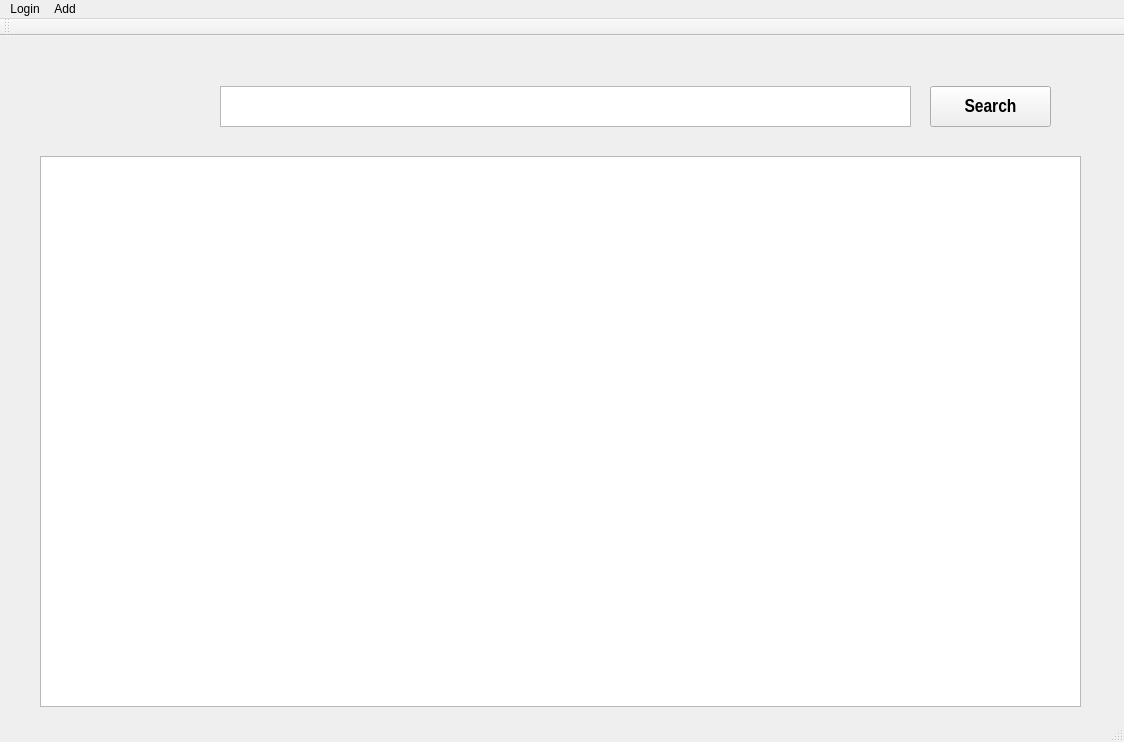
Qt form BookManagement/BookManagement/mainwindow.ui (yewl1110/opensourceSW) before a commit.
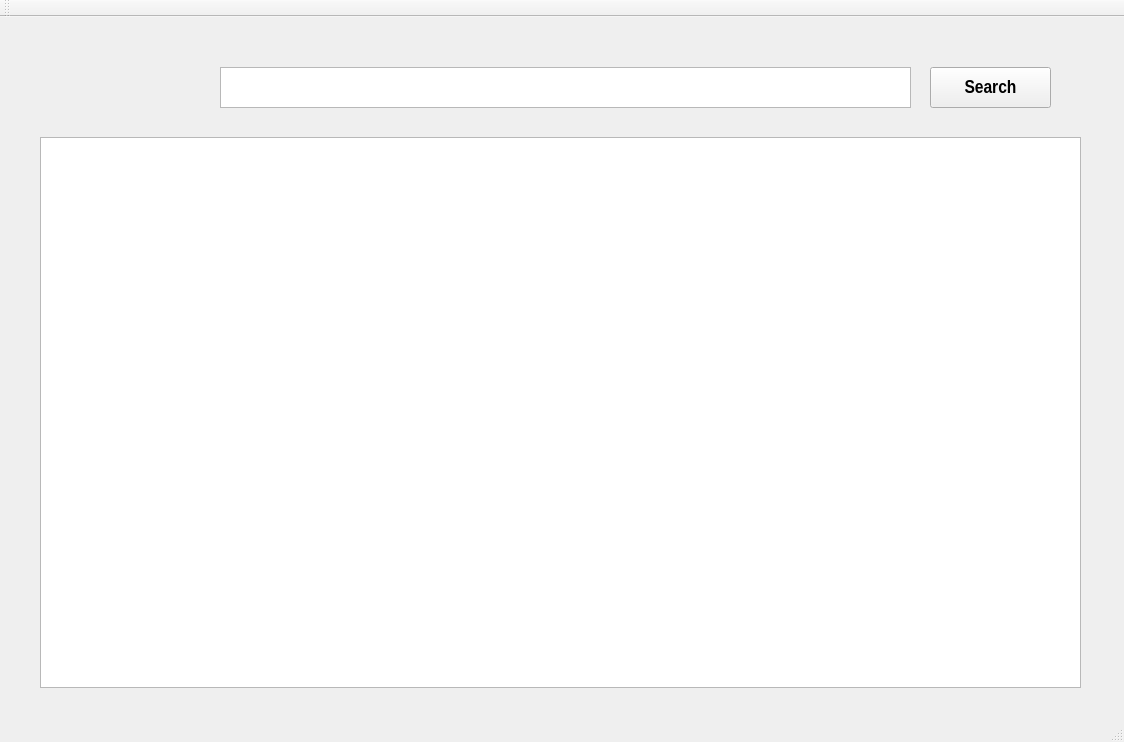
The same form after that commit.

The edit to the form file:
```diff
--- a/BookManagement/BookManagement/mainwindow.ui
+++ b/BookManagement/BookManagement/mainwindow.ui
@@ -75,6 +75,15 @@
     </property>
    </widget>
   </widget>
+  <widget class="QToolBar" name="mainToolBar">
+   <attribute name="toolBarArea">
+    <enum>TopToolBarArea</enum>
+   </attribute>
+   <attribute name="toolBarBreak">
+    <bool>false</bool>
+   </attribute>
+  </widget>
+  <widget class="QStatusBar" name="statusBar"/>
   <widget class="QMenuBar" name="menuBar">
    <property name="enabled">
     <bool>true</bool>
@@ -90,34 +99,7 @@
    <property name="defaultUp">
     <bool>false</bool>
    </property>
-   <widget class="QMenu" name="menuLogin">
-    <property name="tearOffEnabled">
-     <bool>true</bool>
-    </property>
-    <property name="title">
-     <string>Login</string>
-    </property>
-    <property name="toolTipsVisible">
-     <bool>true</bool>
-    </property>
-   </widget>
-   <widget class="QMenu" name="menuAdd">
-    <property name="title">
-     <string>Add</string>
-    </property>
-   </widget>
-   <addaction name="menuLogin"/>
-   <addaction name="menuAdd"/>
   </widget>
-  <widget class="QToolBar" name="mainToolBar">
-   <attribute name="toolBarArea">
-    <enum>TopToolBarArea</enum>
-   </attribute>
-   <attribute name="toolBarBreak">
-    <bool>false</bool>
-   </attribute>
-  </widget>
-  <widget class="QStatusBar" name="statusBar"/>
  </widget>
  <layoutdefault spacing="6" margin="11"/>
  <resources/>
```
